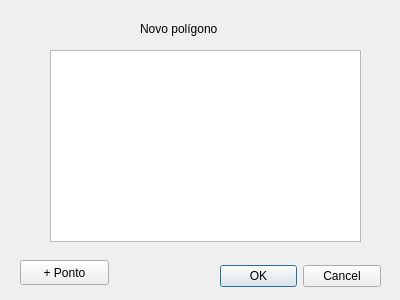
Qt form entrega-1.1/src/qt_design/new_polygon.ui (Brenda-Machado/computacao-grafica) before a commit.
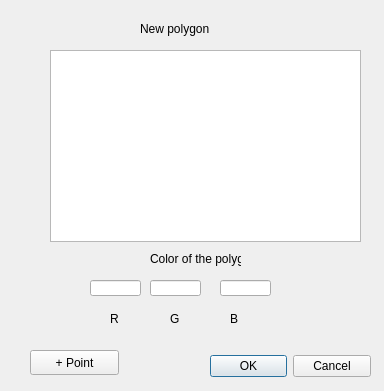
The same form after that commit.

What changed in the file:
```diff
--- a/entrega-1.1/src/qt_design/new_polygon.ui
+++ b/entrega-1.1/src/qt_design/new_polygon.ui
@@ -6,8 +6,8 @@
    <rect>
     <x>0</x>
     <y>0</y>
-    <width>400</width>
-    <height>300</height>
+    <width>384</width>
+    <height>391</height>
    </rect>
   </property>
   <property name="windowTitle">
@@ -16,8 +16,8 @@
   <widget class="QDialogButtonBox" name="buttonBox">
    <property name="geometry">
     <rect>
-     <x>220</x>
-     <y>260</y>
+     <x>210</x>
+     <y>350</y>
      <width>161</width>
      <height>32</height>
     </rect>
@@ -39,7 +39,7 @@
     </rect>
    </property>
    <property name="text">
-    <string>Novo polígono</string>
+    <string>New polygon</string>
    </property>
   </widget>
   <widget class="QListWidget" name="listaPontos">
@@ -55,14 +55,135 @@
   <widget class="QPushButton" name="novoPonto">
    <property name="geometry">
     <rect>
-     <x>20</x>
-     <y>260</y>
+     <x>30</x>
+     <y>350</y>
      <width>89</width>
      <height>25</height>
     </rect>
    </property>
    <property name="text">
-    <string>+ Ponto</string>
+    <string>+ Point</string>
+   </property>
+  </widget>
+  <widget class="QLabel" name="label_7">
+   <property name="geometry">
+    <rect>
+     <x>150</x>
+     <y>250</y>
+     <width>91</width>
+     <height>17</height>
+    </rect>
+   </property>
+   <property name="text">
+    <string>Color of the polygon</string>
+   </property>
+  </widget>
+  <widget class="QLabel" name="label_5">
+   <property name="geometry">
+    <rect>
+     <x>200</x>
+     <y>440</y>
+     <width>67</width>
+     <height>17</height>
+    </rect>
+   </property>
+   <property name="text">
+    <string>G</string>
+   </property>
+  </widget>
+  <widget class="QLineEdit" name="gValue">
+   <property name="geometry">
+    <rect>
+     <x>150</x>
+     <y>280</y>
+     <width>51</width>
+     <height>16</height>
+    </rect>
+   </property>
+  </widget>
+  <widget class="QLineEdit" name="rValue">
+   <property name="geometry">
+    <rect>
+     <x>90</x>
+     <y>280</y>
+     <width>51</width>
+     <height>16</height>
+    </rect>
+   </property>
+  </widget>
+  <widget class="QLabel" name="label_4">
+   <property name="geometry">
+    <rect>
+     <x>140</x>
+     <y>440</y>
+     <width>67</width>
+     <height>17</height>
+    </rect>
+   </property>
+   <property name="text">
+    <string>R</string>
+   </property>
+  </widget>
+  <widget class="QLineEdit" name="bValue">
+   <property name="geometry">
+    <rect>
+     <x>220</x>
+     <y>280</y>
+     <width>51</width>
+     <height>16</height>
+    </rect>
+   </property>
+  </widget>
+  <widget class="QLabel" name="label_6">
+   <property name="geometry">
+    <rect>
+     <x>260</x>
+     <y>440</y>
+     <width>67</width>
+     <height>17</height>
+    </rect>
+   </property>
+   <property name="text">
+    <string>B</string>
+   </property>
+  </widget>
+  <widget class="QLabel" name="label_8">
+   <property name="geometry">
+    <rect>
+     <x>170</x>
+     <y>310</y>
+     <width>67</width>
+     <height>17</height>
+    </rect>
+   </property>
+   <property name="text">
+    <string>G</string>
+   </property>
+  </widget>
+  <widget class="QLabel" name="label_9">
+   <property name="geometry">
+    <rect>
+     <x>110</x>
+     <y>310</y>
+     <width>67</width>
+     <height>17</height>
+    </rect>
+   </property>
+   <property name="text">
+    <string>R</string>
+   </property>
+  </widget>
+  <widget class="QLabel" name="label_10">
+   <property name="geometry">
+    <rect>
+     <x>230</x>
+     <y>310</y>
+     <width>67</width>
+     <height>17</height>
+    </rect>
+   </property>
+   <property name="text">
+    <string>B</string>
    </property>
   </widget>
  </widget>
```
Left out of the diff: 4 changed lines with no effect on the pictures.
